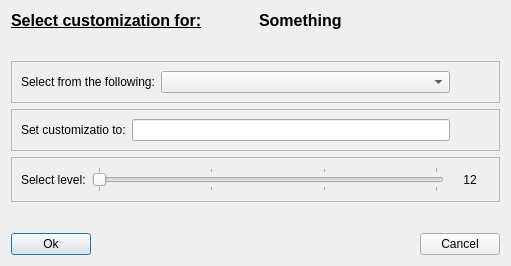
Before: the Qt Designer form SR5-Shaman/ui/character/popups/customdescriptorpopup.ui in TheSHEEEP/SR5-Shaman, drawn with Qt 5.
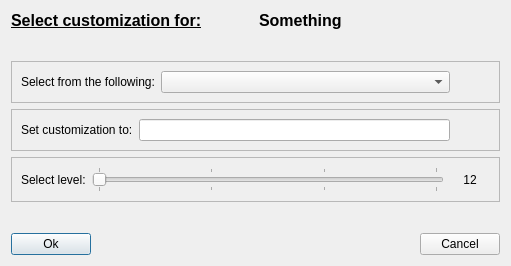
After: the same form once the commit is applied.

```diff
--- a/SR5-Shaman/ui/character/popups/customdescriptorpopup.ui
+++ b/SR5-Shaman/ui/character/popups/customdescriptorpopup.ui
@@ -121,7 +121,7 @@
             <item>
              <widget class="QLabel" name="lblSelectionCustom">
               <property name="text">
-               <string>Set customizatio to:</string>
+               <string>Set customization to:</string>
               </property>
              </widget>
             </item>
```
Left out of the diff: 2 changed lines with no effect on the pictures.
